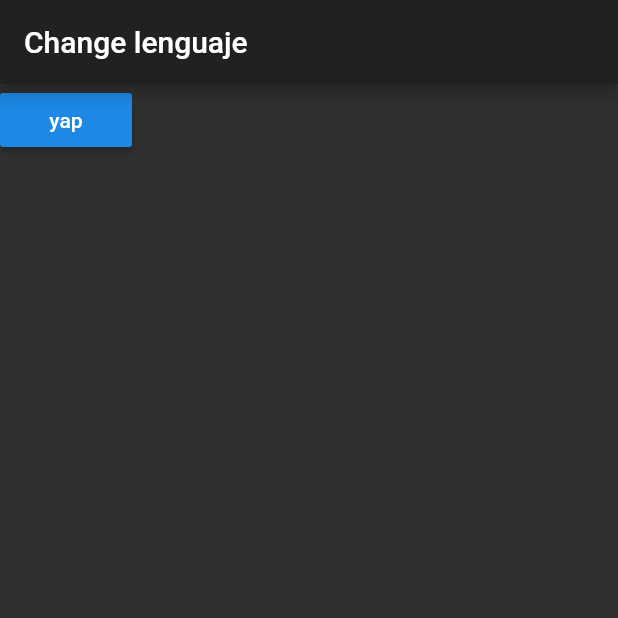
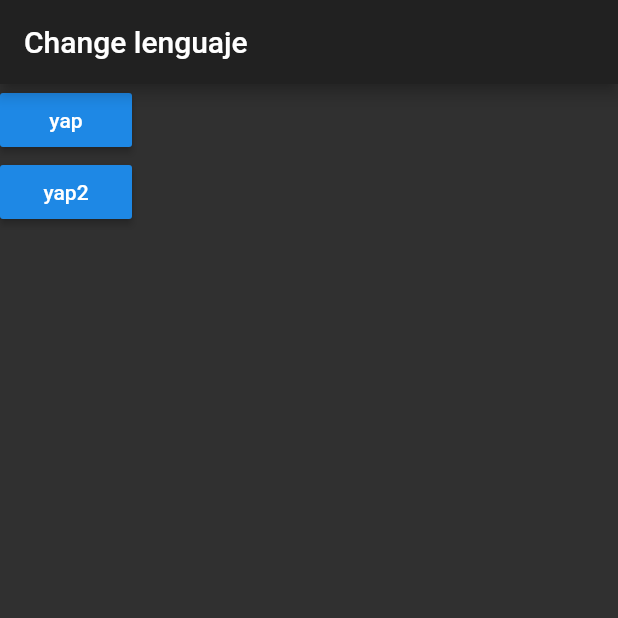
Before and after one commit to EdmaryBaga/MVp-c-Flutter, a Flutter app: the screen it shows after launch, on a phone screen of 412 x 824 dp, the top half of it. Run offline on Flutter 3.47's test engine with Material 2 defaults, Android fonts, the phone set to English and light mode, and no system bars.

Commit message:
Se actualizan dos botones

```diff
--- a/lib/src/Model/title_viewmodel.dart
+++ b/lib/src/Model/title_viewmodel.dart
@@ -1,5 +1,7 @@
 class TitleViewModel {
-  String title = "v0";
+  String title;
+  String btn2;
+  String btn3;
 
-  TitleViewModel(this.title);
+  TitleViewModel(this.title, this.btn2);
 }
--- a/lib/src/View/LenguageMenu.dart
+++ b/lib/src/View/LenguageMenu.dart
@@ -7,16 +7,14 @@ class LenguageMenu extends StatefulWidget {
 
   final TittlePresenter presenter;
 
-  LenguageMenu(this.presenter, {Key key, this.title}) : super(key: key);
+  LenguageMenu(this.presenter, {Key key, this.title, this.btn2}) : super(key: key);
 
   final String title;
+  final String btn2;
 
   @override
   _LenguageMenuState createState() => new _LenguageMenuState();
 }
-
-String btn1= "v0";
-
 
 class _LenguageMenuState extends State<LenguageMenu> implements TitleView{
 
@@ -46,6 +44,10 @@ class _LenguageMenuState extends State<LenguageMenu> implements TitleView{
             widget.presenter.onButtonClicked();
           },),
 
+          RaisedButton(child: Text(this._titleViewModel==null?widget.btn2 : this._titleViewModel.btn2), onPressed: (){
+            widget.presenter.onButtonClicked();
+          },),
+
         ],
       ),
     );
--- a/lib/src/presenter/title_presenter.dart
+++ b/lib/src/presenter/title_presenter.dart
@@ -11,7 +11,7 @@ class TittlePresenter{
 class BasicTitlePResenter implements TittlePresenter{
 
   Spanish _spanol = Spanish();
-  TitleViewModel _titleViewModel = TitleViewModel("yap");
+  TitleViewModel _titleViewModel = TitleViewModel("yap", "yap2");
   TitleView _titleView = TitleView();
 
   @override
@@ -20,6 +20,8 @@ class BasicTitlePResenter implements TittlePresenter{
     print("Evento del boton");
 
     this._titleViewModel.title= _spanol.espanolg;
+    this._titleViewModel.btn2=_spanol.inlesg;
+
     this._titleView.refreshTitle(this._titleViewModel);
     //recuperar el titulo de un boton y pasarlo a la vista
     //String val= this._spanol.inlesg;
```
